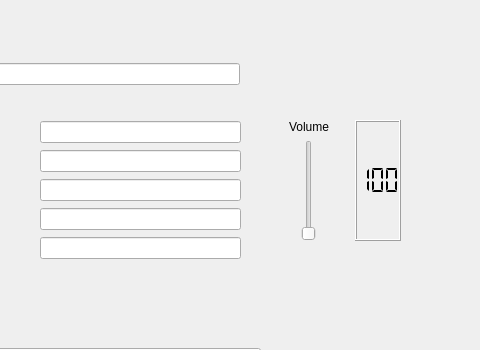
This is gui.ui in KnoBuddy/videoeditor as Qt 5 draws it before an edit; both pictures show x 320 to 800 and y 0 to 350 of the 800 by 600 pixel window. The edited form follows.
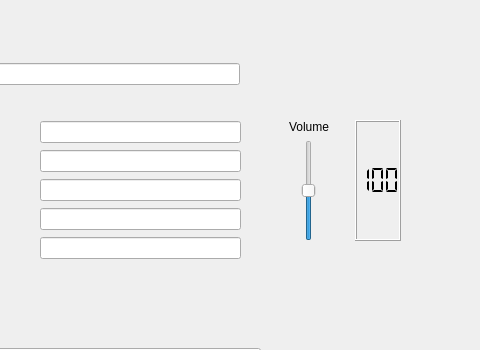
This is the edited form.

Commit message: Added volume slider, display, and functionality

Diff of the .ui file:
```diff
--- a/gui.ui
+++ b/gui.ui
@@ -149,7 +149,13 @@
         </widget>
        </item>
        <item alignment="Qt::AlignHCenter">
-        <widget class="QSlider" name="volum_slider">
+        <widget class="QSlider" name="volume_slider">
+         <property name="maximum">
+          <number>200</number>
+         </property>
+         <property name="value">
+          <number>100</number>
+         </property>
          <property name="orientation">
           <enum>Qt::Vertical</enum>
          </property>
```
The commit also changes 1 other file.
